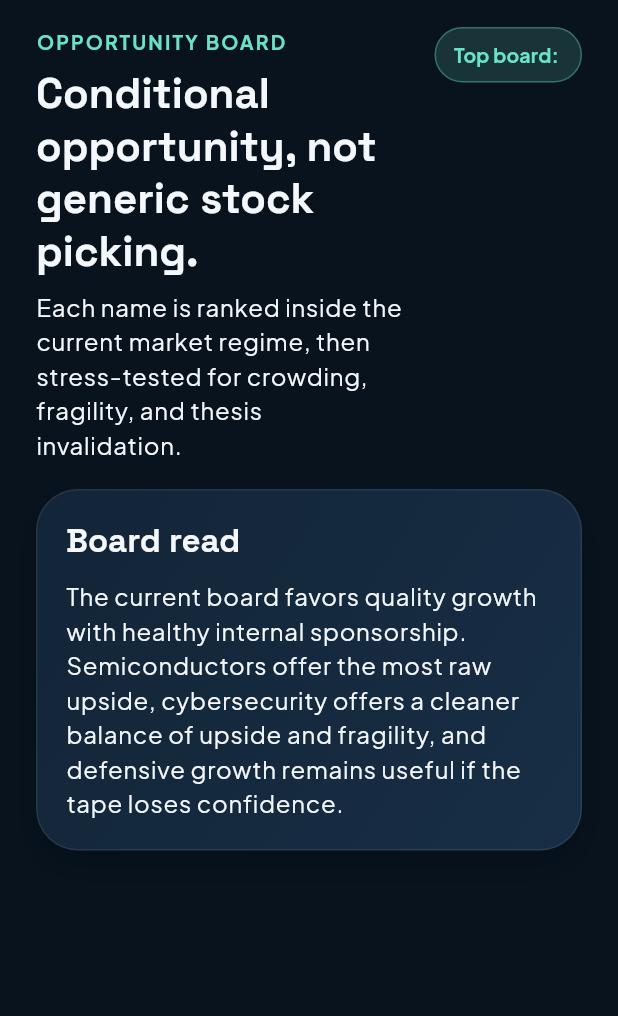
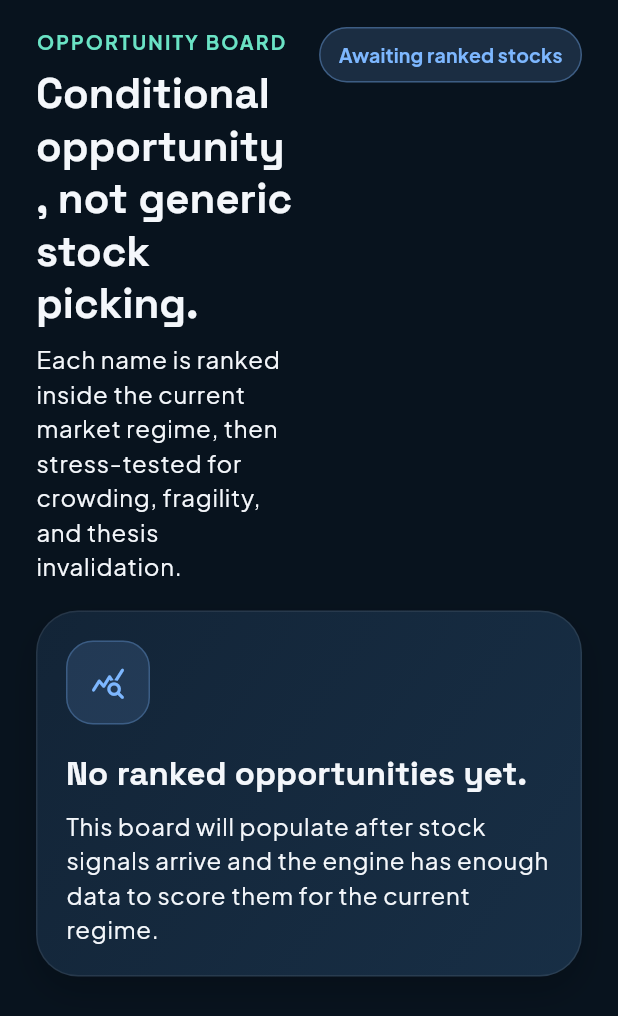
Before and after one commit to jvertalka/stockPick, a Flutter app: the OpportunityBoardView widget shown alone on an empty page, opened directly with empty values, on a phone screen of 412 x 824 dp. Shown: the top 1016 px of the screen. Run offline on Flutter 3.47's test engine with Material 3 defaults, Android fonts, the phone set to English and light mode, and no system bars; our stand-ins replace google_fonts, shared_preferences; accounts and stored records are empty.

Commit message:
Handle empty live snapshot states

```diff
--- a/lib/src/presentation/views/opportunity_board_view.dart
+++ b/lib/src/presentation/views/opportunity_board_view.dart
@@ -16,6 +16,7 @@ class OpportunityBoardView extends StatelessWidget {
 
   @override
   Widget build(BuildContext context) {
+    final hasStocks = stocks.isNotEmpty;
     final topIdeas = stocks.take(3).map((stock) => stock.ticker).join(' | ');
 
     return SingleChildScrollView(
@@ -29,10 +30,18 @@ class OpportunityBoardView extends StatelessWidget {
             subtitle:
                 'Each name is ranked inside the current market regime, then stress-tested for crowding, fragility, and thesis invalidation.',
             trailing: TonePill(
-              label: 'Top board: $topIdeas',
-              tone: SignalTone.positive,
+              label: hasStocks ? 'Top board: $topIdeas' : 'Awaiting ranked stocks',
+              tone: hasStocks ? SignalTone.positive : SignalTone.neutral,
             ),
           ),
+          if (!hasStocks)
+            const EmptyStateCard(
+              icon: Icons.query_stats_rounded,
+              title: 'No ranked opportunities yet.',
+              message:
+                  'This board will populate after stock signals arrive and the engine has enough data to score them for the current regime.',
+            )
+          else ...[
             InsightCard(
               child: Column(
                 crossAxisAlignment: CrossAxisAlignment.start,
@@ -59,6 +68,7 @@ class OpportunityBoardView extends StatelessWidget {
                 ),
               ),
             ),
+          ],
         ],
       ),
     );
--- a/lib/src/presentation/views/stock_intelligence_view.dart
+++ b/lib/src/presentation/views/stock_intelligence_view.dart
@@ -13,11 +13,38 @@ class StockIntelligenceView extends StatelessWidget {
   });
 
   final List<StockInsight> stocks;
-  final String selectedTicker;
+  final String? selectedTicker;
   final ValueChanged<String> onSelectTicker;
 
   @override
   Widget build(BuildContext context) {
+    if (stocks.isEmpty) {
+      return SingleChildScrollView(
+        padding: const EdgeInsets.fromLTRB(24, 18, 24, 28),
+        child: const Column(
+          crossAxisAlignment: CrossAxisAlignment.start,
+          children: [
+            ViewHeader(
+              eyebrow: 'Stock Intelligence',
+              title: 'Explanation follows the board once the board has names to explain.',
+              subtitle:
+                  'This view is ready, but the repository has not returned any ranked opportunities for the current snapshot yet.',
+              trailing: TonePill(
+                label: 'Awaiting ranked stocks',
+                tone: SignalTone.neutral,
+              ),
+            ),
+            EmptyStateCard(
+              icon: Icons.insights_rounded,
+              title: 'No stock intelligence yet.',
+              message:
+                  'Connect a stock feed or refresh into a richer snapshot to inspect thesis support, fragility, options signals, and invalidation rules here.',
+            ),
+          ],
+        ),
+      );
+    }
+
     final selected = stocks.firstWhere(
       (stock) => stock.ticker == selectedTicker,
       orElse: () => stocks.first,
--- a/lib/src/presentation/widgets/insight_widgets.dart
+++ b/lib/src/presentation/widgets/insight_widgets.dart
@@ -85,6 +85,47 @@ class InsightCard extends StatelessWidget {
         ],
       ),
       child: Padding(padding: padding, child: child),
+    );
+  }
+}
+
+class EmptyStateCard extends StatelessWidget {
+  const EmptyStateCard({
+    super.key,
+    required this.icon,
+    required this.title,
+    required this.message,
+  });
+
+  final IconData icon;
+  final String title;
+  final String message;
+
+  @override
+  Widget build(BuildContext context) {
+    return InsightCard(
+      child: Column(
+        crossAxisAlignment: CrossAxisAlignment.start,
+        children: [
+          Container(
+            width: 56,
+            height: 56,
+            decoration: BoxDecoration(
+              color: AppTheme.sky.withValues(alpha: 0.14),
+              borderRadius: BorderRadius.circular(18),
+              border: Border.all(color: AppTheme.sky.withValues(alpha: 0.28)),
+            ),
+            child: Icon(
+              icon,
+              color: AppTheme.sky,
+            ),
+          ),
+          const SizedBox(height: 18),
+          Text(title, style: Theme.of(context).textTheme.headlineMedium),
+          const SizedBox(height: 10),
+          Text(message, style: Theme.of(context).textTheme.bodyLarge),
+        ],
+      ),
     );
   }
 }
```
Also changed, not shown: lib/src/presentation/home_shell.dart (+26 -12 lines), lib/src/presentation/views/scenario_lab_view.dart (+28 -1 lines), lib/src/presentation/views/sell_alerts_view.dart (+27 -0 lines), 1 other file. Lines whose indentation alone changed are shown as unchanged.
